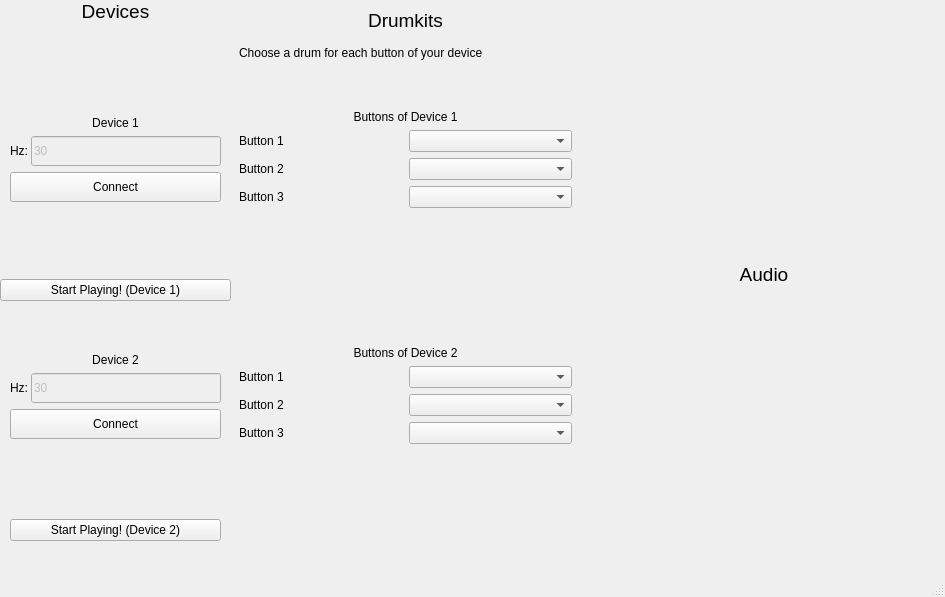
The window that final_files/user_interface.ui (michischmidt/itt-final-project) describes before a commit, drawn with Qt 5.
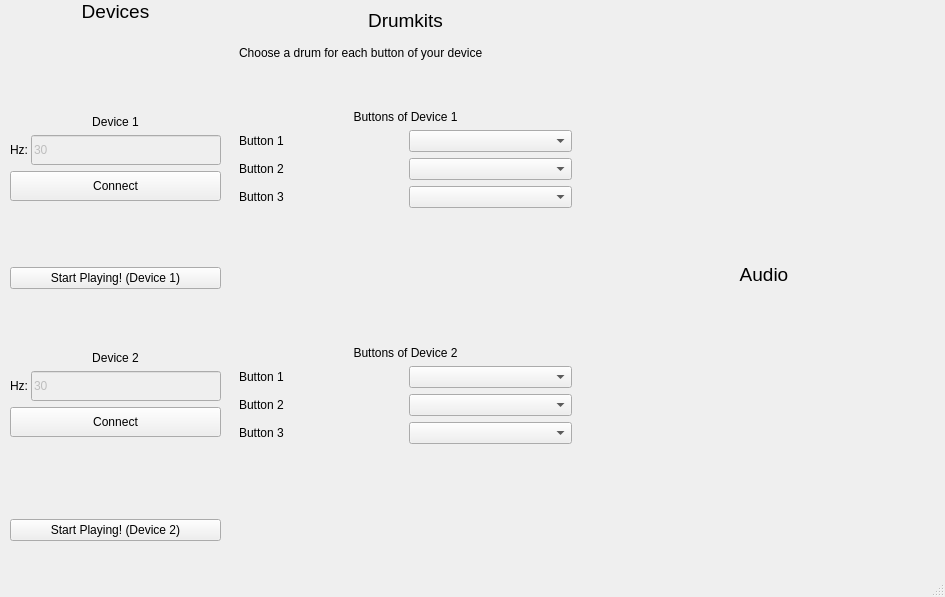
The same window after the commit.

Commit message: Connect gui without dippid btn selects

What changed in the file:
```diff
--- a/final_files/user_interface.ui
+++ b/final_files/user_interface.ui
@@ -106,7 +106,7 @@
         </layout>
        </item>
        <item>
-        <widget class="QPushButton" name="btnConnect2">
+        <widget class="QPushButton" name="btnConnect1">
          <property name="minimumSize">
           <size>
            <width>0</width>
@@ -148,7 +148,7 @@
       </layout>
      </item>
      <item row="3" column="0">
-      <layout class="QVBoxLayout" name="verticalLayout" stretch="0,0,0,0,0,0">
+      <layout class="QVBoxLayout" name="verticalLayout" stretch="0,0,0,0,0,0,0">
        <property name="leftMargin">
         <number>10</number>
        </property>
@@ -233,7 +233,7 @@
         </layout>
        </item>
        <item>
-        <widget class="QPushButton" name="btnConnect1">
+        <widget class="QPushButton" name="btnConnect0">
          <property name="minimumSize">
           <size>
            <width>0</width>
@@ -265,6 +265,13 @@
          </property>
         </widget>
        </item>
+       <item>
+        <widget class="QPushButton" name="btnStartPrediction0">
+         <property name="text">
+          <string>Start Playing! (Device 1)</string>
+         </property>
+        </widget>
+       </item>
       </layout>
      </item>
      <item row="2" column="0">
@@ -288,13 +295,6 @@
        </property>
       </widget>
      </item>
-     <item row="4" column="0">
-      <widget class="QPushButton" name="btnStartPrediction0">
-       <property name="text">
-        <string>Start Playing! (Device 1)</string>
-       </property>
-      </widget>
-     </item>
     </layout>
    </widget>
    <widget class="QWidget" name="gridLayoutWidget_2">
```
The commit also changes 10 other files.
